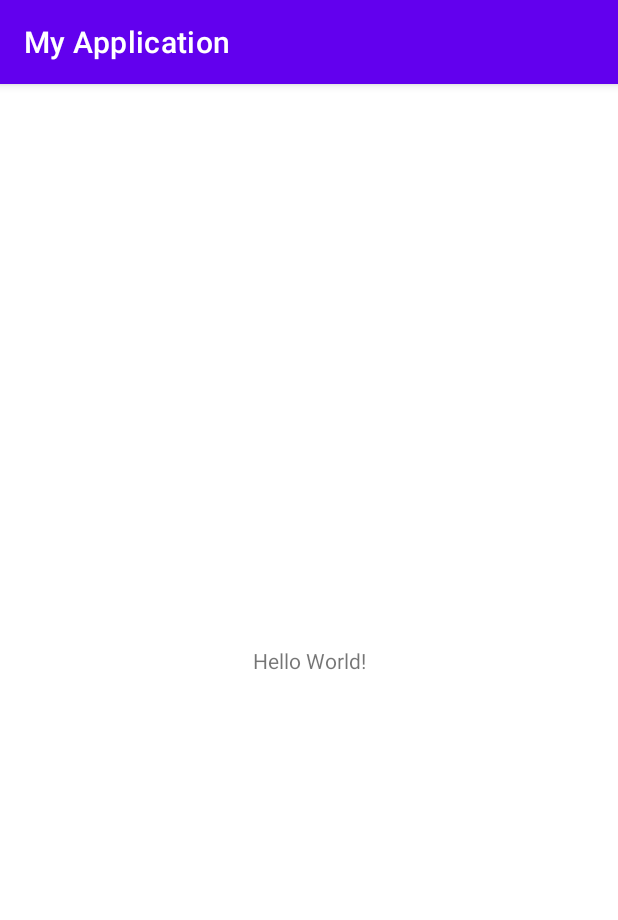
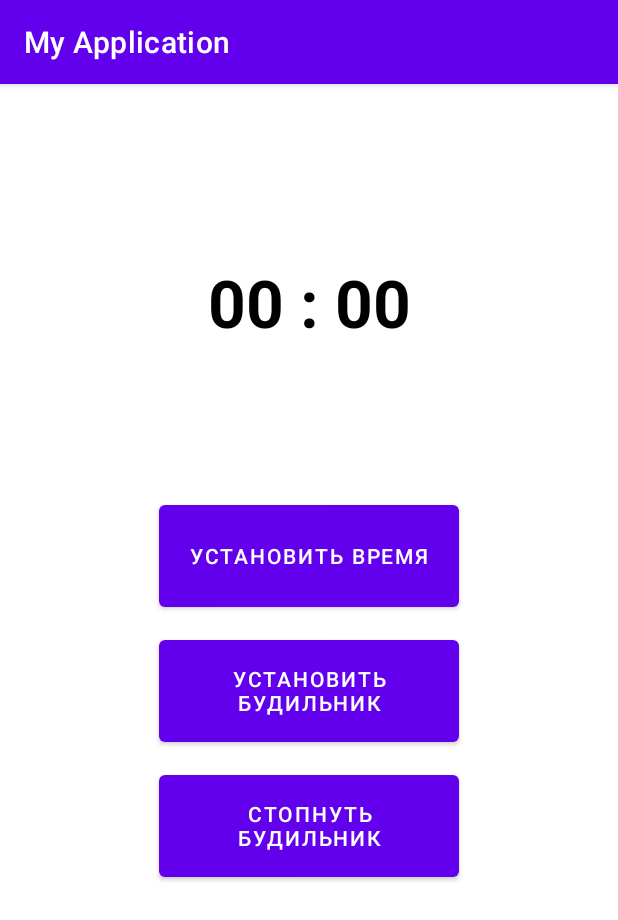
Before and after one commit to maximgadelev/AndroidRepo, an Android app: the screen it shows after launch (MainActivity), on a phone screen of 412 x 824 dp. Shown: the top 920 px of the screen. Run offline under Robolectric (Android 15) with nearby library versions, the light colour scheme and no system bars.

Commit message:
"Done hw-7"

```diff
--- a/app/build.gradle
+++ b/app/build.gradle
@@ -11,7 +11,7 @@ android {
     }
     defaultConfig {
         applicationId "com.example.myapplication"
-        minSdkVersion 16
+        minSdkVersion 21
         targetSdkVersion 31
         versionCode 1
         versionName "1.0"
--- /dev/null
+++ b/app/src/main/java/com/example/myapplication/NotifyService.kt
@@ -0,0 +1,45 @@
+package com.example.myapplication
+
+import android.app.NotificationChannel
+import android.app.NotificationManager
+import android.app.NotificationManager.IMPORTANCE_HIGH
+import android.content.Context
+import android.graphics.Color
+import android.media.AudioAttributes
+import android.net.Uri
+import android.os.Build
+
+private const val CHANNEL_ID = "channel_id_1"
+
+class NotifyService(
+    context: Context
+) {
+
+    private val manager by lazy {
+        context.getSystemService(Context.NOTIFICATION_SERVICE) as NotificationManager
+    }
+
+    private val audio =
+        AudioAttributes.Builder()
+            .setContentType(AudioAttributes.CONTENT_TYPE_SPEECH)
+            .setUsage(AudioAttributes.USAGE_NOTIFICATION)
+            .build()
+
+    fun createNotificationChanel(context: Context){
+        if (Build.VERSION.SDK_INT >= Build.VERSION_CODES.O) {
+            NotificationChannel(
+                CHANNEL_ID,
+                context.getString(R.string.title),
+                IMPORTANCE_HIGH
+            ).apply {
+                enableVibration(true)
+                description = context.getString(R.string.info)
+                lightColor = Color.BLUE
+                vibrationPattern = longArrayOf(100L,200L,0L,300L)
+                setSound(Uri.parse("android.resource://" + context.packageName + "/"+R.raw.guitar), audio)
+            }.also {
+                manager.createNotificationChannel(it)
+            }
+        }
+    }
+}
--- a/app/src/main/res/layout/activity_main.xml
+++ b/app/src/main/res/layout/activity_main.xml
@@ -7,12 +7,44 @@
     tools:context=".MainActivity">
 
     <TextView
-        android:layout_width="wrap_content"
+        android:id="@+id/tv_time"
+        android:layout_width="match_parent"
         android:layout_height="wrap_content"
-        android:text="Hello World!"
-        app:layout_constraintBottom_toBottomOf="parent"
-        app:layout_constraintLeft_toLeftOf="parent"
-        app:layout_constraintRight_toRightOf="parent"
-        app:layout_constraintTop_toTopOf="parent" />
+        android:textColor="@color/black"
+        android:textStyle="bold"
+        android:text="00 : 00"
+        android:textSize="44dp"
+        app:layout_constraintTop_toTopOf="parent"
+        app:layout_constraintStart_toStartOf="parent"
+        android:layout_marginTop="116dp"
+        android:gravity="center_horizontal"
+        />
 
+    <Button
+        android:id="@+id/b_selectTime"
+        android:layout_width="200dp"
+        android:layout_marginTop="100dp"
+        android:layout_height="80dp"
+        android:text="Установить время"
+        app:layout_constraintEnd_toEndOf="parent"
+        app:layout_constraintStart_toStartOf="parent"
+        app:layout_constraintTop_toBottomOf="@+id/tv_time" />
+    <Button
+        android:id="@+id/b_startAlarm"
+        android:layout_width="200dp"
+        android:layout_marginTop="10dp"
+        android:layout_height="80dp"
+        android:text="Установить будильник"
+        app:layout_constraintEnd_toEndOf="parent"
+        app:layout_constraintStart_toStartOf="parent"
+        app:layout_constraintTop_toBottomOf="@+id/b_selectTime" />
+    <Button
+        android:id="@+id/b_cancelAlarm"
+        android:layout_width="200dp"
+        android:layout_marginTop="10dp"
+        android:layout_height="80dp"
+        android:text="Стопнуть будильник"
+        app:layout_constraintEnd_toEndOf="parent"
+        app:layout_constraintStart_toStartOf="parent"
+        app:layout_constraintTop_toBottomOf="@+id/b_startAlarm" />
 </androidx.constraintlayout.widget.ConstraintLayout>
--- a/app/src/main/res/values/strings.xml
+++ b/app/src/main/res/values/strings.xml
@@ -1,3 +1,5 @@
 <resources>
     <string name="app_name">My Application</string>
+    <string name="title">My Application</string>
+    <string name="info">My Application</string>
 </resources>
```
Also changed, not shown: app/src/main/AndroidManifest.xml (+15 -2 lines), app/src/main/java/com/example/myapplication/MainActivity.kt (+81 -0 lines), app/src/main/java/com/example/myapplication/Receiver.kt (added, +39 -0 lines), app/src/main/java/com/example/myapplication/WakeUpActivity.kt (added, +14 -0 lines), app/src/main/res/layout/activity_wake_up.xml (added, +17 -0 lines), 2 other files.
